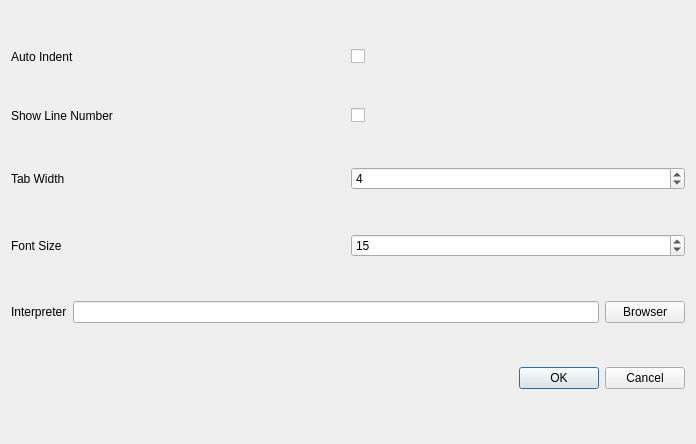
Before: the Qt Designer form Xenon-Editor/settingdialog.ui in lgasyou/Xenon-Editor, drawn with Qt 5.
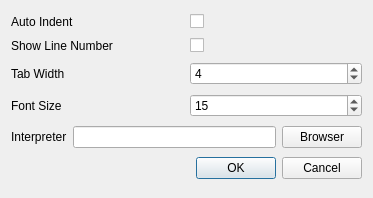
After: the same form once the commit is applied. Icons and pictures are not drawn.

The edit to the form file:
```diff
--- a/Xenon-Editor/settingdialog.ui
+++ b/Xenon-Editor/settingdialog.ui
@@ -6,8 +6,8 @@
    <rect>
     <x>0</x>
     <y>0</y>
-    <width>696</width>
-    <height>444</height>
+    <width>373</width>
+    <height>198</height>
    </rect>
   </property>
   <property name="windowTitle">
```
Left out of the diff: 8 changed lines with no effect on the pictures.
